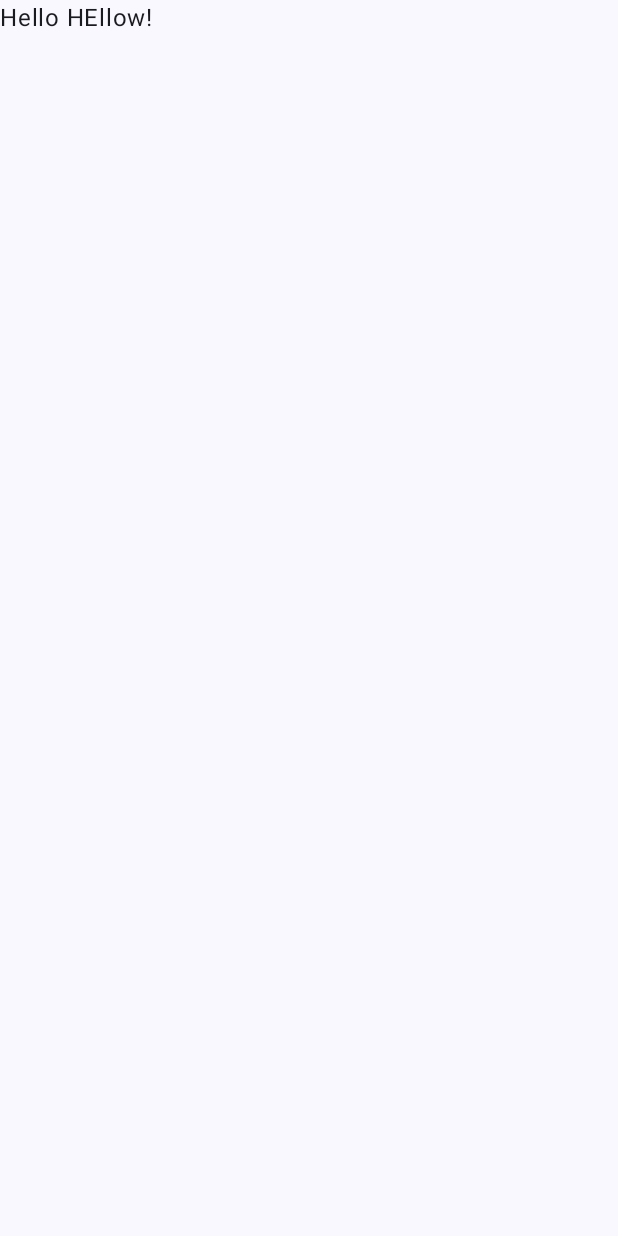
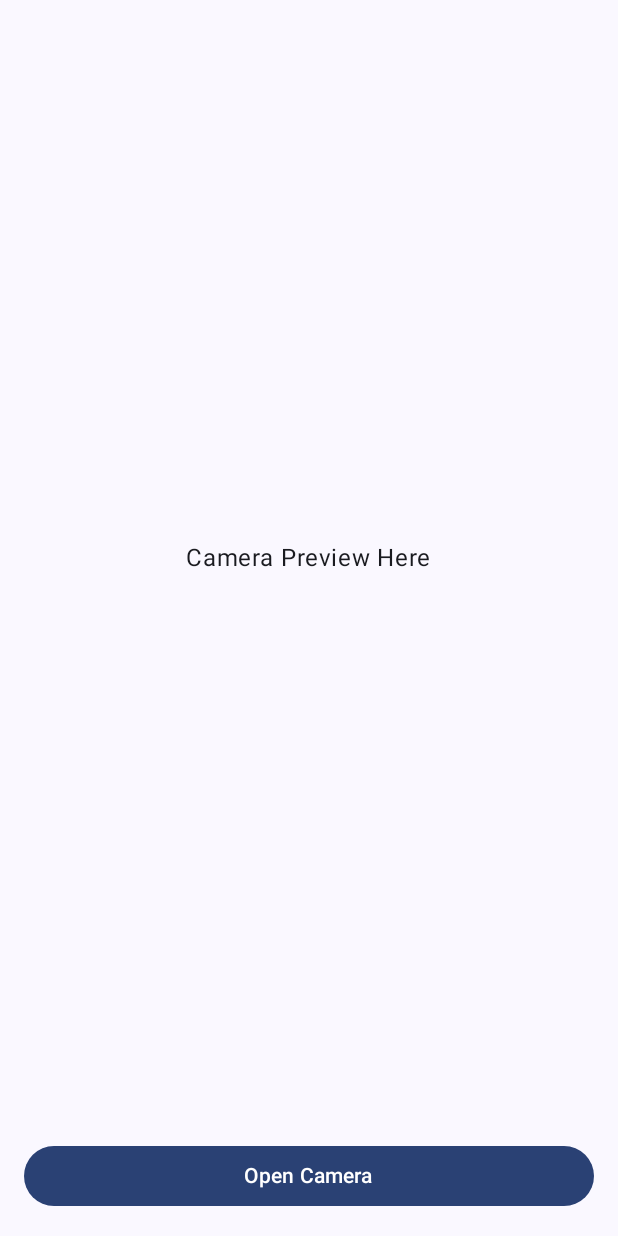
Before and after one commit to lasithaharshana/CalorieCam, an Android app built with Jetpack Compose: the screen it shows after launch (MainActivity), on a phone screen of 412 x 824 dp. Before the commit the screen is almost empty. Run offline under Robolectric (Android 15) with nearby library versions, the phone set to English and light mode, and no system bars.

Commit message:
add camera layout

```diff
--- a/app/build.gradle.kts
+++ b/app/build.gradle.kts
@@ -56,4 +56,7 @@ dependencies {
     androidTestImplementation(libs.androidx.ui.test.junit4)
     debugImplementation(libs.androidx.ui.tooling)
     debugImplementation(libs.androidx.ui.test.manifest)
+
+    //CameraX dependencies
+    implementation(libs.androidx.camera.camera2)
 }
--- a/app/src/main/AndroidManifest.xml
+++ b/app/src/main/AndroidManifest.xml
@@ -1,6 +1,11 @@
 <?xml version="1.0" encoding="utf-8"?>
 <manifest xmlns:android="http://schemas.android.com/apk/res/android"
     xmlns:tools="http://schemas.android.com/tools">
+
+    <uses-permission
+        android:name="android.permission.CAMERA"
+        android:requiredFeature="false" />
+    <uses-feature android:name="android.hardware.camera.any" />
 
     <application
         android:allowBackup="true"
--- a/app/src/main/java/com/example/caloriecam/MainActivity.kt
+++ b/app/src/main/java/com/example/caloriecam/MainActivity.kt
@@ -4,27 +4,62 @@ import android.os.Bundle
 import androidx.activity.ComponentActivity
 import androidx.activity.compose.setContent
 import androidx.activity.enableEdgeToEdge
+import androidx.activity.result.contract.ActivityResultContracts
+import androidx.compose.foundation.layout.Box
+import androidx.compose.foundation.layout.Column
 import androidx.compose.foundation.layout.fillMaxSize
+import androidx.compose.foundation.layout.fillMaxWidth
 import androidx.compose.foundation.layout.padding
+import androidx.compose.material3.Button
 import androidx.compose.material3.Scaffold
 import androidx.compose.material3.Text
 import androidx.compose.runtime.Composable
+import androidx.compose.ui.Alignment
 import androidx.compose.ui.Modifier
 import androidx.compose.ui.tooling.preview.Preview
+import androidx.compose.ui.unit.dp
 import com.example.caloriecam.ui.theme.CalorieCamTheme
 
 class MainActivity : ComponentActivity() {
+
+    private val cameraPermissionRequest =
+        registerForActivityResult(ActivityResultContracts.RequestPermission()) { isGranted ->
+            if (isGranted) {
+                // Implement camera related  code
+            } else {
+                // Camera permission denied
+            }
+
+        }
+
     override fun onCreate(savedInstanceState: Bundle?) {
         super.onCreate(savedInstanceState)
         enableEdgeToEdge()
         setContent {
             CalorieCamTheme {
                 Scaffold(modifier = Modifier.fillMaxSize()) { innerPadding ->
-                    Greeting(
-                        name = "HEllow",
-                        modifier = Modifier.padding(innerPadding)
-                    )
-                }
+                        Column(
+                            modifier = Modifier
+                                .padding(innerPadding)
+                                .fillMaxSize()
+                        ) {
+                            Box(
+                                modifier = Modifier
+                                    .weight(1f)
+                                    .fillMaxWidth()
+                            ) {
+                                Text("Camera Preview Here", modifier = Modifier.align(alignment = Alignment.Center))
+                            }
+                            Button(
+                                onClick = { /* TODO: Implement camera action */ },
+                                modifier = Modifier
+                                    .padding(16.dp)
+                                    .fillMaxWidth()
+                            ) {
+                                Text("Open Camera")
+                            }
+                        }
+                    }
             }
         }
     }
--- a/gradle/libs.versions.toml
+++ b/gradle/libs.versions.toml
@@ -1,5 +1,6 @@
 [versions]
 agp = "8.10.0"
+cameraCamera2 = "1.4.2"
 kotlin = "2.0.21"
 coreKtx = "1.16.0"
 junit = "4.13.2"
@@ -10,6 +11,7 @@ activityCompose = "1.10.1"
 composeBom = "2024.09.00"
 
 [libraries]
+androidx-camera-camera2 = { module = "androidx.camera:camera-camera2", version.ref = "cameraCamera2" }
 androidx-core-ktx = { group = "androidx.core", name = "core-ktx", version.ref = "coreKtx" }
 junit = { group = "junit", name = "junit", version.ref = "junit" }
 androidx-junit = { group = "androidx.test.ext", name = "junit", version.ref = "junitVersion" }
```
